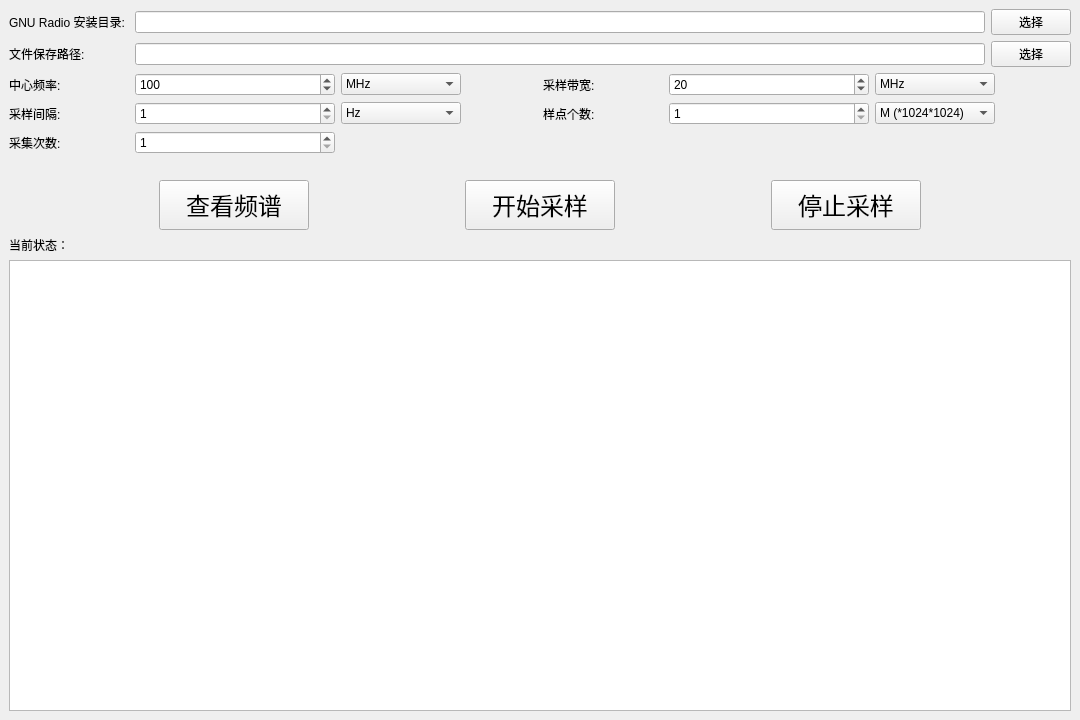
Old version of the form usrp_signal_collection/uhd_ui_2.ui in the repository yulongpo/my_code_backup.
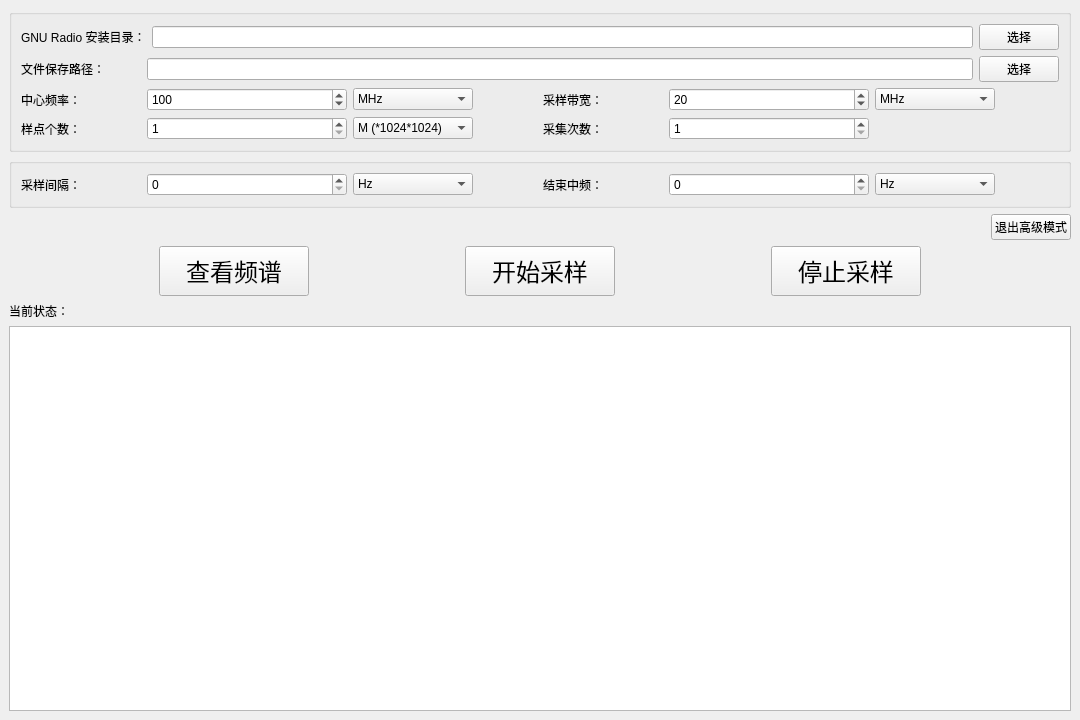
New version of the form. Icons and pictures are not drawn.

Commit message: usrp_sample

Patch:
```diff
--- a/usrp_signal_collection/uhd_ui_2.ui
+++ b/usrp_signal_collection/uhd_ui_2.ui
@@ -33,251 +33,16 @@
    <string notr="true"/>
   </property>
   <widget class="QWidget" name="centralwidget">
-   <layout class="QGridLayout" name="gridLayout">
-    <item row="3" column="0">
-     <layout class="QHBoxLayout" name="horizontalLayout_10">
-      <item>
-       <layout class="QHBoxLayout" name="horizontalLayout_5">
-        <item>
-         <widget class="QLabel" name="label_5">
-          <property name="minimumSize">
-           <size>
-            <width>120</width>
-            <height>0</height>
-           </size>
-          </property>
-          <property name="text">
-           <string>采样间隔:</string>
-          </property>
-         </widget>
-        </item>
-        <item>
-         <widget class="QSpinBox" name="sample_interval_spinBox">
-          <property name="minimumSize">
-           <size>
-            <width>200</width>
-            <height>0</height>
-           </size>
-          </property>
-          <property name="minimum">
-           <number>1</number>
-          </property>
-          <property name="maximum">
-           <number>999999999</number>
-          </property>
-         </widget>
-        </item>
-        <item>
-         <widget class="QComboBox" name="sample_interval_comboBox">
-          <property name="minimumSize">
-           <size>
-            <width>120</width>
-            <height>0</height>
-           </size>
-          </property>
-          <property name="currentIndex">
-           <number>0</number>
-          </property>
-          <property name="maxCount">
-           <number>3</number>
-          </property>
-          <item>
-           <property name="text">
-            <string>Hz</string>
-           </property>
-          </item>
-          <item>
-           <property name="text">
-            <string>kHz</string>
-           </property>
-          </item>
-          <item>
-           <property name="text">
-            <string>MHz</string>
-           </property>
-          </item>
-         </widget>
-        </item>
-        <item>
-         <spacer name="horizontalSpacer_3">
-          <property name="orientation">
-           <enum>Qt::Horizontal</enum>
-          </property>
-          <property name="sizeHint" stdset="0">
-           <size>
-            <width>40</width>
-            <height>20</height>
-           </size>
-          </property>
-         </spacer>
-        </item>
-       </layout>
-      </item>
-      <item>
-       <layout class="QHBoxLayout" name="horizontalLayout_8">
-        <item>
-         <widget class="QLabel" name="label_8">
-          <property name="minimumSize">
-           <size>
-            <width>120</width>
-            <height>0</height>
-           </size>
-          </property>
-          <property name="text">
-           <string>样点个数:</string>
-          </property>
-         </widget>
-        </item>
-        <item>
-         <widget class="QSpinBox" name="sample_nums_spinBox">
-          <property name="minimumSize">
-           <size>
-            <width>200</width>
-            <height>0</height>
-           </size>
-          </property>
-          <property name="minimum">
-           <number>1</number>
-          </property>
-          <property name="maximum">
-           <number>999999999</number>
-          </property>
-         </widget>
-        </item>
-        <item>
-         <widget class="QComboBox" name="sample_nums_comboBox">
-          <property name="minimumSize">
-           <size>
-            <width>120</width>
-            <height>0</height>
-           </size>
-          </property>
-          <property name="currentIndex">
-           <number>2</number>
-          </property>
-          <property name="maxCount">
-           <number>3</number>
-          </property>
-          <item>
-           <property name="text">
-            <string>    (*1)</string>
-           </property>
-          </item>
-          <item>
-           <property name="text">
-            <string>k  (*1024)</string>
-           </property>
-          </item>
-          <item>
-           <property name="text">
-            <string>M (*1024*1024)</string>
-           </property>
-          </item>
-         </widget>
-        </item>
-        <item>
-         <spacer name="horizontalSpacer_8">
-          <property name="orientation">
-           <enum>Qt::Horizontal</enum>
-          </property>
-          <property name="sizeHint" stdset="0">
-           <size>
-            <width>40</width>
-            <height>20</height>
-           </size>
-          </property>
-         </spacer>
-        </item>
-       </layout>
-      </item>
-     </layout>
-    </item>
-    <item row="8" column="0">
-     <widget class="QTextEdit" name="textEdit">
-      <property name="font">
-       <font>
-        <family>等线</family>
-        <pointsize>11</pointsize>
-       </font>
-      </property>
-      <property name="styleSheet">
-       <string notr="true"/>
-      </property>
-     </widget>
-    </item>
-    <item row="1" column="0">
-     <layout class="QHBoxLayout" name="horizontalLayout_2">
-      <item>
-       <widget class="QLabel" name="label_2">
-        <property name="minimumSize">
-         <size>
-          <width>120</width>
-          <height>0</height>
-         </size>
-        </property>
-        <property name="text">
-         <string>文件保存路径:</string>
-        </property>
-       </widget>
-      </item>
-      <item>
-       <widget class="QLineEdit" name="save_path_edit"/>
-      </item>
-      <item>
-       <widget class="QPushButton" name="save_path_btn">
-        <property name="text">
-         <string>选择</string>
-        </property>
-       </widget>
-      </item>
-     </layout>
-    </item>
-    <item row="4" column="0">
-     <layout class="QHBoxLayout" name="horizontalLayout_7">
-      <item>
-       <widget class="QLabel" name="label_7">
-        <property name="minimumSize">
-         <size>
-          <width>120</width>
-          <height>0</height>
-         </size>
-        </property>
-        <property name="text">
-         <string>采集次数:</string>
-        </property>
-       </widget>
-      </item>
-      <item>
-       <widget class="QSpinBox" name="sample_times_spinBox">
-        <property name="minimumSize">
-         <size>
-          <width>200</width>
-          <height>0</height>
-         </size>
-        </property>
-        <property name="minimum">
-         <number>1</number>
-        </property>
-        <property name="maximum">
-         <number>999999999</number>
-        </property>
-       </widget>
-      </item>
-      <item>
-       <spacer name="horizontalSpacer_7">
-        <property name="orientation">
-         <enum>Qt::Horizontal</enum>
-        </property>
-        <property name="sizeHint" stdset="0">
-         <size>
-          <width>40</width>
-          <height>20</height>
-         </size>
-        </property>
-       </spacer>
-      </item>
-     </layout>
-    </item>
+   <layout class="QGridLayout" name="gridLayout_3">
+    <item row="0" column="0">
+     <widget class="QGroupBox" name="groupBox">
+      <property name="title">
+       <string/>
+      </property>
+      <property name="flat">
+       <bool>false</bool>
+      </property>
+      <layout class="QGridLayout" name="gridLayout_2">
     <item row="0" column="0">
      <layout class="QHBoxLayout" name="horizontalLayout_6">
       <item>
@@ -289,7 +54,7 @@
          </size>
         </property>
         <property name="text">
-         <string>GNU Radio 安装目录:</string>
+            <string>GNU Radio 安装目录：</string>
         </property>
        </widget>
       </item>
@@ -305,6 +70,33 @@
       </item>
      </layout>
     </item>
+       <item row="1" column="0">
+        <layout class="QHBoxLayout" name="horizontalLayout_2">
+         <item>
+          <widget class="QLabel" name="label_2">
+           <property name="minimumSize">
+            <size>
+             <width>120</width>
+             <height>0</height>
+            </size>
+           </property>
+           <property name="text">
+            <string>文件保存路径：</string>
+           </property>
+          </widget>
+         </item>
+         <item>
+          <widget class="QLineEdit" name="save_path_edit"/>
+         </item>
+         <item>
+          <widget class="QPushButton" name="save_path_btn">
+           <property name="text">
+            <string>选择</string>
+           </property>
+          </widget>
+         </item>
+        </layout>
+       </item>
     <item row="2" column="0">
      <layout class="QHBoxLayout" name="horizontalLayout_9">
       <item>
@@ -318,7 +110,7 @@
            </size>
           </property>
           <property name="text">
-           <string>中心频率:</string>
+              <string>中心频率：</string>
           </property>
          </widget>
         </item>
@@ -403,7 +195,7 @@
            </size>
           </property>
           <property name="text">
-           <string>采样带宽:</string>
+              <string>采样带宽：</string>
           </property>
          </widget>
         </item>
@@ -474,7 +266,341 @@
       </item>
      </layout>
     </item>
-    <item row="6" column="0">
+       <item row="3" column="0">
+        <layout class="QHBoxLayout" name="horizontalLayout_11">
+         <item>
+          <layout class="QHBoxLayout" name="horizontalLayout_8">
+           <item>
+            <widget class="QLabel" name="label_8">
+             <property name="minimumSize">
+              <size>
+               <width>120</width>
+               <height>0</height>
+              </size>
+             </property>
+             <property name="text">
+              <string>样点个数：</string>
+             </property>
+            </widget>
+           </item>
+           <item>
+            <widget class="QSpinBox" name="sample_nums_spinBox">
+             <property name="minimumSize">
+              <size>
+               <width>200</width>
+               <height>0</height>
+              </size>
+             </property>
+             <property name="minimum">
+              <number>1</number>
+             </property>
+             <property name="maximum">
+              <number>999999999</number>
+             </property>
+            </widget>
+           </item>
+           <item>
+            <widget class="QComboBox" name="sample_nums_comboBox">
+             <property name="minimumSize">
+              <size>
+               <width>120</width>
+               <height>0</height>
+              </size>
+             </property>
+             <property name="currentIndex">
+              <number>2</number>
+             </property>
+             <property name="maxCount">
+              <number>3</number>
+             </property>
+             <item>
+              <property name="text">
+               <string>    (*1)</string>
+              </property>
+             </item>
+             <item>
+              <property name="text">
+               <string>k  (*1024)</string>
+              </property>
+             </item>
+             <item>
+              <property name="text">
+               <string>M (*1024*1024)</string>
+              </property>
+             </item>
+            </widget>
+           </item>
+           <item>
+            <spacer name="horizontalSpacer_8">
+             <property name="orientation">
+              <enum>Qt::Horizontal</enum>
+             </property>
+             <property name="sizeHint" stdset="0">
+              <size>
+               <width>40</width>
+               <height>20</height>
+              </size>
+             </property>
+            </spacer>
+           </item>
+          </layout>
+         </item>
+         <item>
+          <layout class="QHBoxLayout" name="horizontalLayout_7">
+           <item>
+            <widget class="QLabel" name="label_7">
+             <property name="minimumSize">
+              <size>
+               <width>120</width>
+               <height>0</height>
+              </size>
+             </property>
+             <property name="text">
+              <string>采集次数：</string>
+             </property>
+            </widget>
+           </item>
+           <item>
+            <widget class="QSpinBox" name="sample_times_spinBox">
+             <property name="minimumSize">
+              <size>
+               <width>200</width>
+               <height>0</height>
+              </size>
+             </property>
+             <property name="minimum">
+              <number>1</number>
+             </property>
+             <property name="maximum">
+              <number>999999999</number>
+             </property>
+            </widget>
+           </item>
+           <item>
+            <widget class="QLabel" name="label_10">
+             <property name="minimumSize">
+              <size>
+               <width>120</width>
+               <height>0</height>
+              </size>
+             </property>
+             <property name="text">
+              <string/>
+             </property>
+            </widget>
+           </item>
+           <item>
+            <spacer name="horizontalSpacer_7">
+             <property name="orientation">
+              <enum>Qt::Horizontal</enum>
+             </property>
+             <property name="sizeHint" stdset="0">
+              <size>
+               <width>40</width>
+               <height>20</height>
+              </size>
+             </property>
+            </spacer>
+           </item>
+          </layout>
+         </item>
+        </layout>
+       </item>
+      </layout>
+     </widget>
+    </item>
+    <item row="1" column="0">
+     <widget class="QGroupBox" name="advance_groupBox">
+      <property name="title">
+       <string/>
+      </property>
+      <layout class="QGridLayout" name="gridLayout">
+       <item row="0" column="0">
+        <layout class="QHBoxLayout" name="horizontalLayout_5">
+         <item>
+          <widget class="QLabel" name="label_5">
+           <property name="minimumSize">
+            <size>
+             <width>120</width>
+             <height>0</height>
+            </size>
+           </property>
+           <property name="text">
+            <string>采样间隔：</string>
+           </property>
+          </widget>
+         </item>
+         <item>
+          <widget class="QSpinBox" name="sample_interval_spinBox">
+           <property name="minimumSize">
+            <size>
+             <width>200</width>
+             <height>0</height>
+            </size>
+           </property>
+           <property name="minimum">
+            <number>0</number>
+           </property>
+           <property name="maximum">
+            <number>999999999</number>
+           </property>
+           <property name="value">
+            <number>0</number>
+           </property>
+          </widget>
+         </item>
+         <item>
+          <widget class="QComboBox" name="sample_interval_comboBox">
+           <property name="minimumSize">
+            <size>
+             <width>120</width>
+             <height>0</height>
+            </size>
+           </property>
+           <property name="currentIndex">
+            <number>0</number>
+           </property>
+           <property name="maxCount">
+            <number>3</number>
+           </property>
+           <item>
+            <property name="text">
+             <string>Hz</string>
+            </property>
+           </item>
+           <item>
+            <property name="text">
+             <string>kHz</string>
+            </property>
+           </item>
+           <item>
+            <property name="text">
+             <string>MHz</string>
+            </property>
+           </item>
+          </widget>
+         </item>
+         <item>
+          <spacer name="horizontalSpacer_3">
+           <property name="orientation">
+            <enum>Qt::Horizontal</enum>
+           </property>
+           <property name="sizeHint" stdset="0">
+            <size>
+             <width>40</width>
+             <height>20</height>
+            </size>
+           </property>
+          </spacer>
+         </item>
+         <item>
+          <widget class="QLabel" name="stop_fc_label">
+           <property name="minimumSize">
+            <size>
+             <width>120</width>
+             <height>0</height>
+            </size>
+           </property>
+           <property name="text">
+            <string>结束中频：</string>
+           </property>
+          </widget>
+         </item>
+         <item>
+          <widget class="QSpinBox" name="stop_fc_spinBox">
+           <property name="minimumSize">
+            <size>
+             <width>200</width>
+             <height>0</height>
+            </size>
+           </property>
+          </widget>
+         </item>
+         <item>
+          <widget class="QComboBox" name="stop_fc_comboBox">
+           <property name="minimumSize">
+            <size>
+             <width>120</width>
+             <height>0</height>
+            </size>
+           </property>
+           <item>
+            <property name="text">
+             <string>Hz</string>
+            </property>
+           </item>
+           <item>
+            <property name="text">
+             <string>kHz</string>
+            </property>
+           </item>
+           <item>
+            <property name="text">
+             <string>MHz</string>
+            </property>
+           </item>
+           <item>
+            <property name="text">
+             <string>GHz</string>
+            </property>
+           </item>
+          </widget>
+         </item>
+         <item>
+          <spacer name="horizontalSpacer_10">
+           <property name="orientation">
+            <enum>Qt::Horizontal</enum>
+           </property>
+           <property name="sizeHint" stdset="0">
+            <size>
+             <width>40</width>
+             <height>20</height>
+            </size>
+           </property>
+          </spacer>
+         </item>
+        </layout>
+       </item>
+      </layout>
+     </widget>
+    </item>
+    <item row="2" column="0">
+     <layout class="QHBoxLayout" name="horizontalLayout_12">
+      <item>
+       <spacer name="horizontalSpacer_11">
+        <property name="orientation">
+         <enum>Qt::Horizontal</enum>
+        </property>
+        <property name="sizeHint" stdset="0">
+         <size>
+          <width>40</width>
+          <height>20</height>
+         </size>
+        </property>
+       </spacer>
+      </item>
+      <item>
+       <widget class="QPushButton" name="advance_mode_btn">
+        <property name="sizePolicy">
+         <sizepolicy hsizetype="Minimum" vsizetype="Minimum">
+          <horstretch>0</horstretch>
+          <verstretch>0</verstretch>
+         </sizepolicy>
+        </property>
+        <property name="maximumSize">
+         <size>
+          <width>80</width>
+          <height>16777215</height>
+         </size>
+        </property>
+        <property name="text">
+         <string>退出高级模式</string>
+        </property>
+       </widget>
+      </item>
+     </layout>
+    </item>
+    <item row="3" column="0">
      <layout class="QHBoxLayout" name="horizontalLayout">
       <item>
        <spacer name="horizontalSpacer_5">
@@ -589,7 +715,7 @@
       </item>
      </layout>
     </item>
-    <item row="7" column="0">
+    <item row="4" column="0">
      <widget class="QLabel" name="label">
       <property name="text">
        <string>当前状态：</string>
@@ -597,20 +723,17 @@
      </widget>
     </item>
     <item row="5" column="0">
-     <spacer name="verticalSpacer">
-      <property name="orientation">
-       <enum>Qt::Vertical</enum>
+     <widget class="QTextEdit" name="textEdit">
+      <property name="font">
+       <font>
+        <family>等线</family>
+        <pointsize>11</pointsize>
+       </font>
       </property>
-      <property name="sizeType">
-       <enum>QSizePolicy::Preferred</enum>
+      <property name="styleSheet">
+       <string notr="true"/>
       </property>
-      <property name="sizeHint" stdset="0">
-       <size>
-        <width>20</width>
-        <height>20</height>
-       </size>
-      </property>
-     </spacer>
+     </widget>
     </item>
    </layout>
   </widget>
```
Left out of the diff: 2 changed lines with no effect on the pictures. Lines whose indentation alone changed are shown as unchanged. The commit also changes 14 other files.
